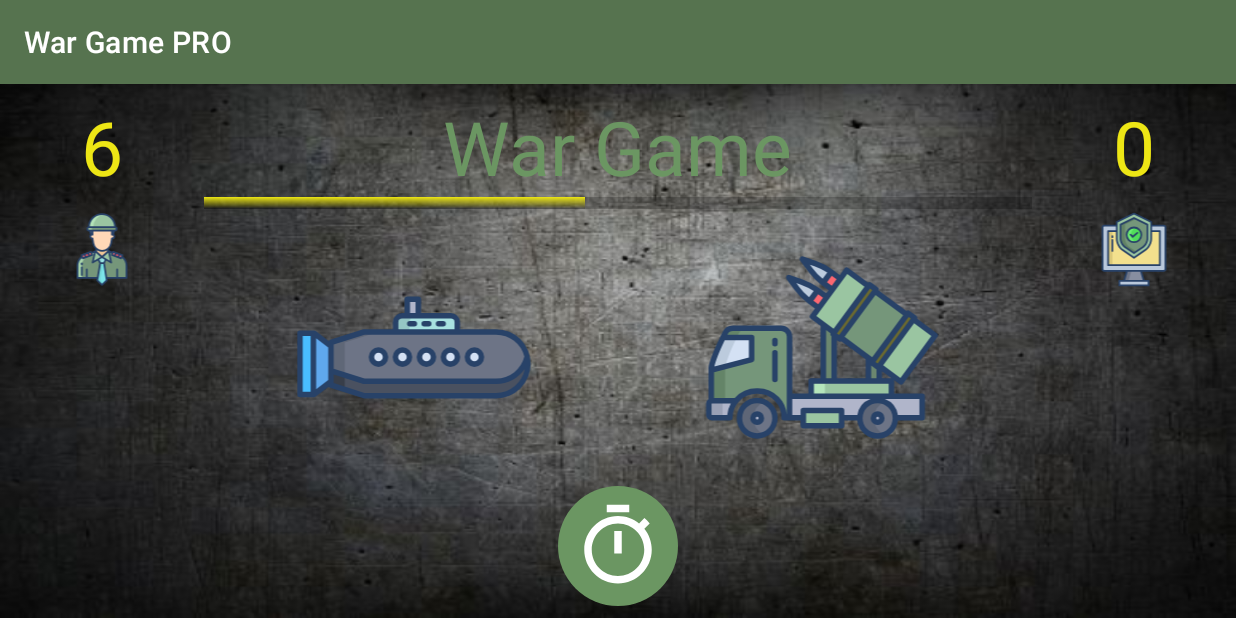
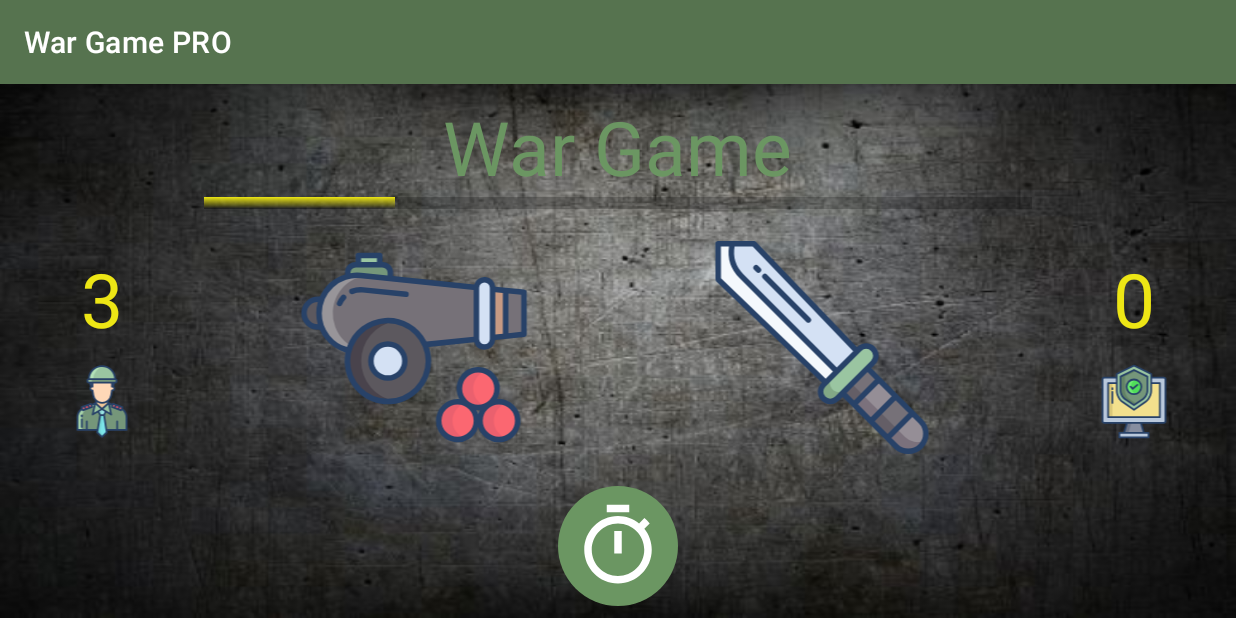
Before and after one commit to danielmar121/card_game_android, an Android app: the MainActivity screen opened directly, with no data from a screen before it, after a tap on an icon or button, on a phone screen of 824 x 412 dp (held sideways). Run offline under Robolectric (Android 15) with nearby library versions, the phone set to English and light mode, and no system bars; 1 statement that could not run was skipped.

Commit message:
Add mainViewManger class

```diff
--- a/app/src/main/java/com/daniel/card_game_android/MainActivity.java
+++ b/app/src/main/java/com/daniel/card_game_android/MainActivity.java
@@ -1,71 +1,45 @@
 package com.daniel.card_game_android;
 
 import android.content.Intent;
+import android.graphics.drawable.Drawable;
 import android.os.Bundle;
 import android.util.Log;
-import android.view.View;
-import android.widget.ImageButton;
-import android.widget.ImageView;
-import android.widget.ProgressBar;
-import android.widget.TextView;
-
-import androidx.appcompat.app.AppCompatActivity;
 
 import java.util.Timer;
 import java.util.TimerTask;
 
-public class MainActivity extends AppCompatActivity {
+public class MainActivity extends ActivityBase {
     public static final String gander = "GANDER";
     public static final String name = "NAME";
 
     private final int SECOND = 1000;
     private final int NUMBER_OF_CARDS = 26;
     Deck warDeck;
-    TextView main_LBL_score_player_A, main_LBL_score_player_B;
-    ImageView main_IMG_player_A_card, main_IMG_player_B_card;
-    ImageView main_IMG_player_A, main_IMG_player_B;
-    ImageButton main_BTN_play;
     String playerGander;
     private int playerScoreA = 0, playerScoreB = 0;
     private String playerName;
     private Timer carousalTimer;
-    private Sound tickingSound;
-    private ProgressBar main_PGR_game_progress;
+    private MainViewController mainViewController;
+
 
     @Override
     protected void onCreate(Bundle savedInstanceState) {
         super.onCreate(savedInstanceState);
         setContentView(R.layout.activity_main);
 
-        findViews();
+        mainViewController = new MainViewController(this);
+
         initViews();
-    }
 
-    private void findViews() {
-        main_LBL_score_player_A = findViewById(R.id.main_LBL_score_player_A);
-        main_LBL_score_player_B = findViewById(R.id.main_LBL_score_player_B);
-        main_IMG_player_A_card = findViewById(R.id.main_IMG_player_A_card);
-        main_IMG_player_B_card = findViewById(R.id.main_IMG_player_B_card);
-        main_IMG_player_A = findViewById(R.id.main_IMG_player_A);
-        main_IMG_player_B = findViewById(R.id.main_IMG_player_B);
-        main_BTN_play = findViewById(R.id.main_BTN_play);
-        tickingSound = new Sound(this, R.raw.ticking_clock_sound);
-        main_PGR_game_progress = findViewById(R.id.main_PGR_game_progress);
+        isDoubleBackPressToClose = true;
     }
 
     private void initViews() {
         initDeck();
         setPlayerGanderAndName();
-        main_BTN_play.setOnClickListener(new View.OnClickListener() {
-            @Override
-            public void onClick(View v) {
-                main_BTN_play.setEnabled(false);
-                startCounting();
-            }
-        });
     }
 
-    private void initDeck() {
+    public void initDeck() {
         warDeck = new Deck();
         for (int i = 1; i <= NUMBER_OF_CARDS; i++) {
             warDeck.addCard("card_" + i, i);
@@ -81,41 +55,45 @@ public class MainActivity extends AppCompatActivity {
 
         if (playerGander.matches("girl")) {
             int playerGirl = this.getResources().getIdentifier("player_girl", "drawable", this.getPackageName());
-            main_IMG_player_A.setImageDrawable(getDrawable(playerGirl));
-            main_IMG_player_A_card.setImageDrawable(getDrawable(playerGirl));
+            Drawable girlImage = getDrawable(playerGirl);
+            mainViewController.setPlayerImage(girlImage);
+            mainViewController.setPlayerCardImage(girlImage);
         }
     }
 
     private void playTurn() {
         Card playerCardA = warDeck.getCard();
         Card playerCardB = warDeck.getCard();
+        if (playerCardA != null && playerCardB != null) {
+            setNewCardsImage(playerCardA.getImageName(), playerCardB.getImageName());
 
-        setNewCardsImage(playerCardA.getImageName(), playerCardB.getImageName());
+            setScore(playerCardA, playerCardB);
 
-        setScore(playerCardA, playerCardB);
+            setProgress();
 
-        setProgress();
+            if (warDeck.isEmpty()) {
+                displayWinner();
+            }
+        }
 
-        if (warDeck.isEmpty()) {
-            displayWinner();
-        }
+
     }
 
     private void setNewCardsImage(String imageNameA, String imageNameB) {
         int playerDrawableA = this.getResources().getIdentifier(imageNameA, "drawable", this.getPackageName());
         int playerDrawableB = this.getResources().getIdentifier(imageNameB, "drawable", this.getPackageName());
 
-        main_IMG_player_A_card.setImageDrawable(getDrawable(playerDrawableA));
-        main_IMG_player_B_card.setImageDrawable(getDrawable(playerDrawableB));
+        mainViewController.setPlayerCardImage(getDrawable(playerDrawableA));
+        mainViewController.setComputerCardImage(getDrawable(playerDrawableB));
     }
 
     private void setScore(Card playerCardA, Card playerCardB) {
         if (playerCardA.isStronger(playerCardB)) {
             playerScoreA++;
-            main_LBL_score_player_A.setText(playerScoreA + "");
+            mainViewController.setPlayerScore(playerScoreA + "");
         } else {
             playerScoreB++;
-            main_LBL_score_player_B.setText(playerScoreB + "");
+            mainViewController.setComputerScore(playerScoreB + "");
         }
     }
 
@@ -123,7 +101,7 @@ public class MainActivity extends AppCompatActivity {
         double sizeOfBar = 100 / (NUMBER_OF_CARDS / 2.0);
         double totalTurns = playerScoreA + playerScoreB;
         int gameProgress = (int) (totalTurns * sizeOfBar);
-        main_PGR_game_progress.setProgress(gameProgress);
+        mainViewController.setProgressBar(gameProgress);
     }
 
     private void displayWinner() {
@@ -136,7 +114,8 @@ public class MainActivity extends AppCompatActivity {
         finish();
     }
 
-    private void startCounting() {
+    public void startCounting() {
+        Log.d("pttt", "startCounting");
         carousalTimer = new Timer();
         carousalTimer.scheduleAtFixedRate(new TimerTask() {
             @Override
@@ -145,11 +124,11 @@ public class MainActivity extends AppCompatActivity {
                     @Override
                     public void run() {
                         playTurn();
-                        tickingSound.playSound();
+                        mainViewController.playSound();
                     }
                 });
             }
-        }, 0, 500);
+        }, 0, SECOND);
     }
 
     private void stopCounting() {
@@ -161,8 +140,7 @@ public class MainActivity extends AppCompatActivity {
         Log.d("pttt", "onStart");
         if (carousalTimer != null) {
             startCounting();
-            tickingSound.setSound(this, R.raw.ticking_clock_sound);
-            tickingSound.playSound();
+            mainViewController.playSound();
         }
         super.onStart();
     }
@@ -184,7 +162,7 @@ public class MainActivity extends AppCompatActivity {
         Log.d("pttt", "onStop");
         if (carousalTimer != null) {
             stopCounting();
-            tickingSound.stopSound();
+            mainViewController.stopSound();
         }
         super.onStop();
     }
--- /dev/null
+++ b/app/src/main/java/com/daniel/card_game_android/MainViewController.java
@@ -0,0 +1,92 @@
+package com.daniel.card_game_android;
+
+import android.graphics.drawable.Drawable;
+import android.util.Log;
+import android.view.View;
+import android.widget.ImageButton;
+import android.widget.ImageView;
+import android.widget.ProgressBar;
+import android.widget.TextView;
+
+public class MainViewController {
+
+    private MainActivity activity;
+
+    private TextView main_LBL_score_player_A, main_LBL_score_player_B;
+    private ImageView main_IMG_player_A_card, main_IMG_player_B_card;
+    private ImageView main_IMG_player_A;
+    private Sound tickingSound;
+    private ProgressBar main_PGR_game_progress;
+    private ImageButton main_BTN_play;
+
+    public MainViewController(MainActivity activity) {
+        this.activity = activity;
+        findViews();
+        initViews();
+    }
+
+    private void findViews() {
+        main_LBL_score_player_A = activity.findViewById(R.id.main_LBL_score_player_A);
+        main_LBL_score_player_B = activity.findViewById(R.id.main_LBL_score_player_B);
+        main_IMG_player_A_card = activity.findViewById(R.id.main_IMG_player_A_card);
+        main_IMG_player_B_card = activity.findViewById(R.id.main_IMG_player_B_card);
+        main_IMG_player_A = activity.findViewById(R.id.main_IMG_player_A);
+        tickingSound = new Sound();
+        main_PGR_game_progress = activity.findViewById(R.id.main_PGR_game_progress);
+        main_BTN_play = activity.findViewById(R.id.main_BTN_play);
+    }
+
+    private void initViews() {
+        main_BTN_play.setOnClickListener(new View.OnClickListener() {
+            @Override
+            public void onClick(View v) {
+                Log.d("pttt", "onClick");
+                main_BTN_play.setEnabled(false);
+                activity.startCounting();
+            }
+        });
+    }
+
+
+    public void setPlayerImage(Drawable playerImage) {
+        main_IMG_player_A.setImageDrawable(playerImage);
+    }
+
+    public void setPlayerCardImage(Drawable cardImage) {
+        main_IMG_player_A_card.setImageDrawable(cardImage);
+    }
+
+    public void setComputerCardImage(Drawable cardImage) {
+        main_IMG_player_B_card.setImageDrawable(cardImage);
+    }
+
+    public void setPlayerScore(String score) {
+        main_LBL_score_player_A.setText(score);
+    }
+
+    public void setComputerScore(String score) {
+        main_LBL_score_player_B.setText(score);
+    }
+
+    public void setProgressBar(int progress) {
+        main_PGR_game_progress.setProgress(progress);
+    }
+
+    public void playSound() {
+        if (!tickingSound.isPlaying()) {
+            tickingSound.setSound(activity, R.raw.ticking_clock_sound);
+            tickingSound.playSound();
+        }
+    }
+
+    public void stopSound() {
+        tickingSound.stopSound();
+    }
+
+//  public void updateBackground(int id) {
+//        Glide
+//                .with(activity)
+//                .load(id)
+//                .into(main_IMG_background);
+//    }
+}
--- a/app/src/main/java/com/daniel/card_game_android/Sound.java
+++ b/app/src/main/java/com/daniel/card_game_android/Sound.java
@@ -6,8 +6,7 @@ import android.media.MediaPlayer;
 public class Sound {
     private MediaPlayer mp;
 
-    public Sound(Context context, int soundId) {
-        setSound(context, soundId);
+    public Sound() {
     }
 
     public void setSound(Context context, int soundId) {
@@ -31,4 +30,11 @@ public class Sound {
     public void stopSound() {
         mp.stop();
     }
+
+    public boolean isPlaying() {
+        if (mp != null) {
+            return mp.isPlaying();
+        }
+        return false;
+    }
 }
--- a/app/src/main/java/com/daniel/card_game_android/WinnerPage.java
+++ b/app/src/main/java/com/daniel/card_game_android/WinnerPage.java
@@ -9,9 +9,8 @@ import android.widget.ImageView;
 import android.widget.TextView;
 
 import androidx.annotation.NonNull;
-import androidx.appcompat.app.AppCompatActivity;
 
-public class WinnerPage extends AppCompatActivity {
+public class WinnerPage extends ActivityBase {
     public static final String playerScoreA = "PLAYER_A_SCORE";
     public static final String playerScoreB = "PLAYER_B_SCORE";
     private TextView winner_LBL_name;
@@ -32,7 +31,8 @@ public class WinnerPage extends AppCompatActivity {
     private void findViews() {
         winner_LBL_name = findViewById(R.id.winner_LBL_name);
         main_IMG_winner = findViewById(R.id.main_IMG_winner);
-        winSound = new Sound(this, R.raw.win_sound);
+        winSound = new Sound();
+        winSound.setSound(this, R.raw.win_sound);
     }
 
     @Override
--- a/app/src/main/res/layout/activity_main.xml
+++ b/app/src/main/res/layout/activity_main.xml
@@ -24,7 +24,8 @@
             android:layout_height="match_parent"
             android:layout_margin="4dp"
             android:layout_weight="0"
-            android:orientation="vertical">
+            android:orientation="vertical"
+            android:gravity="center">
 
             <TextView
                 android:id="@+id/main_LBL_score_player_A"
@@ -115,7 +116,8 @@
             android:layout_width="wrap_content"
             android:layout_height="match_parent"
             android:layout_margin="4dp"
-            android:orientation="vertical">
+            android:orientation="vertical"
+            android:gravity="center">
 
             <TextView
                 android:id="@+id/main_LBL_score_player_B"
```
Also changed, not shown: app/src/main/java/com/daniel/card_game_android/ActivityBase.java (added, +36 -0 lines), app/src/main/java/com/daniel/card_game_android/MyScreenUtils.java (added, +28 -0 lines).
